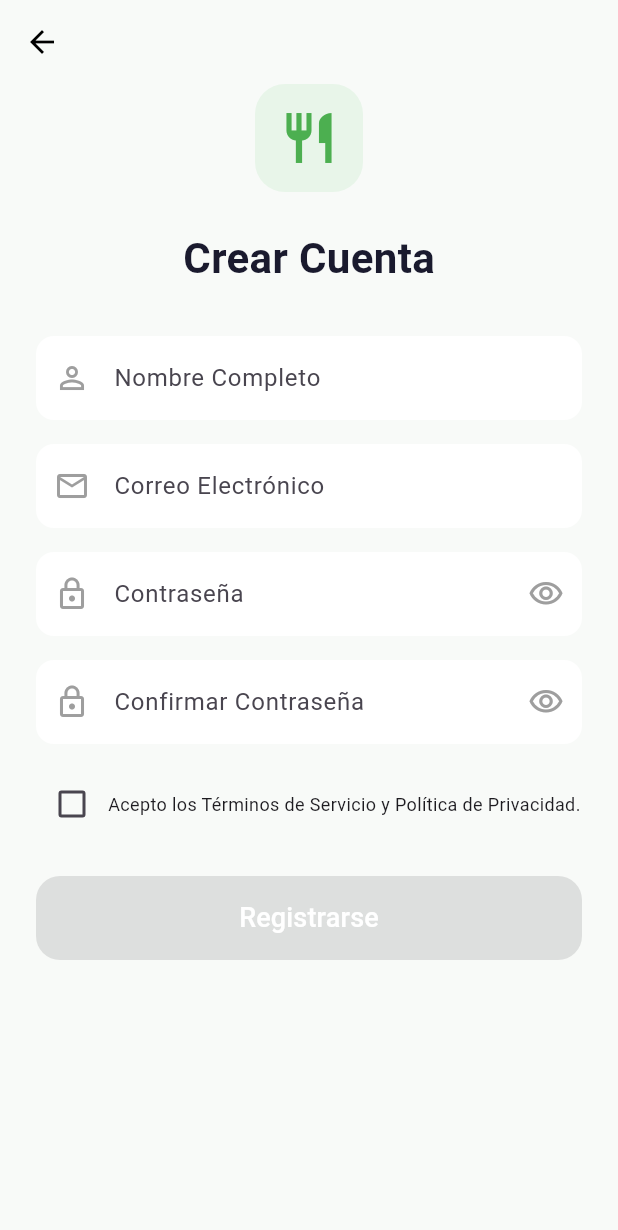
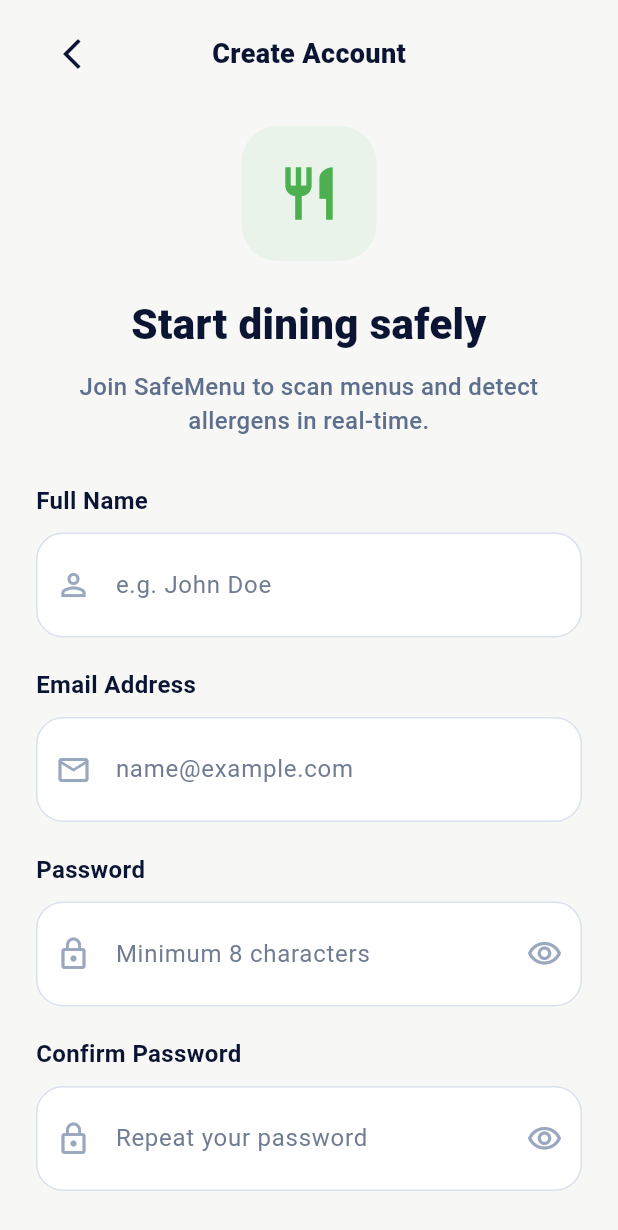
Before and after one commit to DanielARQ/SafeMenu, a Flutter app: the RegisterView screen opened by its route, on a phone screen of 412 x 824 dp. Shown: the top 1230 px of the screen. Run offline on Flutter 3.47's test engine with Material 3 defaults, Android fonts, the phone set to English and light mode, and no system bars; our stand-ins replace camera, cloud_firestore, firebase_auth, firebase_core, google_sign_in, shared_preferences and 1 more; accounts and stored records are empty.

Commit message:
Mejora diseño Register view

```diff
--- a/lib/view/register_view.dart
+++ b/lib/view/register_view.dart
@@ -1,5 +1,6 @@
 import 'package:flutter/material.dart';
 import '../controller/register_controller.dart';
+import '../controller/login_controller.dart';
 
 class RegisterView extends StatefulWidget {
   const RegisterView({super.key});
@@ -9,352 +10,452 @@
 }
 
 class _RegisterViewState extends State<RegisterView> {
-  final _controller = RegisterController();
+  final RegisterController _controller = RegisterController();
+  final LoginController _loginController = LoginController();
 
   final _nameController = TextEditingController();
   final _emailController = TextEditingController();
   final _passwordController = TextEditingController();
   final _confirmController = TextEditingController();
 
-  // Variables para controlar la visibilidad de ambas contraseñas
   bool _obscurePassword = true;
   bool _obscureConfirm = true;
   bool _acceptTerms = false;
-  bool _isLoading = false; // Nueva variable para mostrar carga
+  bool _isLoading = false;
+
+  static const Color green = Color(0xFF4CAF50);
+  static const Color dark = Color(0xFF0B1533);
+  static const Color subtitle = Color(0xFF5E6F8D);
+  static const Color fieldBorder = Color(0xFFD9E1EC);
+  static const Color fieldIcon = Color(0xFF9AA8BF);
+  static const Color bg = Color(0xFFF7F8F6);
 
   @override
-  Widget build(BuildContext context) {
-    return Scaffold(
-      backgroundColor: const Color(0xFFF8FAF8),
-      appBar: AppBar(
-        backgroundColor: Colors.transparent,
-        elevation: 0,
-        leading: const BackButton(color: Colors.black)
-      ),
-      body: SingleChildScrollView(
-        padding: const EdgeInsets.symmetric(horizontal: 24.0),
-        child: Column(
-          children: [
-            // Icono de cubiertos
-            Container(
-              padding: const EdgeInsets.all(16),
-              decoration: BoxDecoration(
-                color: const Color(0xFFE8F5E9),
-                borderRadius: BorderRadius.circular(20)
-              ),
-              child: const Icon(Icons.restaurant, color: Color(0xFF4CAF50), size: 40),
-            ),
-            const SizedBox(height: 24),
-            const Text(
-              "Crear Cuenta",
-              style: TextStyle(fontSize: 28, fontWeight: FontWeight.bold, color: Color(0xFF1A1A2E))
-            ),
-            const SizedBox(height: 32),
-
-            // Campo Nombre
-            _buildNormalField("Nombre Completo", Icons.person_outline, _nameController),
-            const SizedBox(height: 16),
-
-            // Campo Email
-            _buildNormalField("Correo Electrónico", Icons.email_outlined, _emailController),
-            const SizedBox(height: 16),
-
-            // CAMPO CONTRASEÑA 1 (Con ojo)
-            _buildPasswordField(
-              hint: "Contraseña",
-              controller: _passwordController,
-              isObscured: _obscurePassword,
-              onToggle: () => setState(() => _obscurePassword = !_obscurePassword),
-            ),
-            const SizedBox(height: 16),
-
-            // CAMPO CONTRASEÑA 2 (Con ojo)
-            _buildPasswordField(
-              hint: "Confirmar Contraseña",
-              controller: _confirmController,
-              isObscured: _obscureConfirm,
-              onToggle: () => setState(() => _obscureConfirm = !_obscureConfirm),
-            ),
-
-            const SizedBox(height: 16),
-
-            // Checkbox de términos
-            Row(
-              children: [
-                Checkbox(
-                  value: _acceptTerms,
-                  activeColor: const Color(0xFF4CAF50),
-                  onChanged: (val) => setState(() => _acceptTerms = val!),
-                ),
-                const Expanded(
-                  child: Text(
-                    "Acepto los Términos de Servicio y Política de Privacidad.",
-                    style: TextStyle(fontSize: 12)
-                  ),
-                ),
-              ],
-            ),
-            const SizedBox(height: 24),
-
-            _isLoading
-              ? const CircularProgressIndicator(color: Color(0xFF4CAF50))
-              : ElevatedButton(
-                  style: ElevatedButton.styleFrom(
-                    backgroundColor: const Color(0xFF4CAF50),
-                    minimumSize: const Size(double.infinity, 56),
-                    shape: RoundedRectangleBorder(borderRadius: BorderRadius.circular(16)),
-                  ),
-                  onPressed: _acceptTerms ? _handleSignUp : null,
-                  child: const Text("Registrarse", style: TextStyle(color: Colors.white, fontSize: 18)),
-                ),
-          ],
-        ),
-      ),
-    );
+  void dispose() {
+    _nameController.dispose();
+    _emailController.dispose();
+    _passwordController.dispose();
+    _confirmController.dispose();
+    super.dispose();
   }
 
-  // FUNCIÓN DE REGISTRO CORREGIDA
   Future<void> _handleSignUp() async {
     setState(() => _isLoading = true);
 
     try {
-      // .trim() elimina espacios en blanco accidentales que causan el error "badly formatted"
       final name = _nameController.text.trim();
       final email = _emailController.text.trim();
       final password = _passwordController.text;
       final confirm = _confirmController.text;
 
-      bool ok = await _controller.handleRegister(
+      final ok = await _controller.handleRegister(
         name: name,
         email: email,
         password: password,
         confirmPassword: confirm,
       );
 
+      if (!mounted) return;
+
       if (ok) {
-        if (!mounted) return;
         Navigator.pushReplacementNamed(context, '/setup');
       } else {
-        if (!mounted) return;
         _showError("No se pudo completar el registro. Revisa los datos.");
       }
     } catch (e) {
+      if (!mounted) return;
       _showError("Error: ${e.toString()}");
     } finally {
-      if (mounted) setState(() => _isLoading = false);
+      if (mounted) {
+        setState(() => _isLoading = false);
+      }
+    }
+  }
+
+  Future<void> _handleGoogleSignUp() async {
+    setState(() => _isLoading = true);
+
+    try {
+      final ok = await _loginController.signInWithGoogle();
+
+      if (!mounted) return;
+
+      if (ok) {
+        Navigator.pushReplacementNamed(context, '/');
+      } else {
+        _showError("No se pudo registrar con Google.");
+      }
+    } catch (e) {
+      if (!mounted) return;
+      _showError("Error con Google: ${e.toString()}");
+    } finally {
+      if (mounted) {
+        setState(() => _isLoading = false);
+      }
     }
   }
 
   void _showError(String message) {
     ScaffoldMessenger.of(context).showSnackBar(
-      SnackBar(
-        content: Text(message),
-        backgroundColor: Colors.redAccent,
-        behavior: SnackBarBehavior.floating,
+      SnackBar(content: Text(message)),
+    );
+  }
+
+  @override
+  Widget build(BuildContext context) {
+    return Scaffold(
+      backgroundColor: bg,
+      body: SafeArea(
+        child: SingleChildScrollView(
+          padding: const EdgeInsets.fromLTRB(24, 12, 24, 24),
+          child: Column(
+            crossAxisAlignment: CrossAxisAlignment.center,
+            children: [
+              Row(
+                children: [
+                  IconButton(
+                    onPressed: () => Navigator.pop(context),
+                    icon: const Icon(Icons.arrow_back_ios_new, color: dark),
+                  ),
+                  const Expanded(
+                    child: Center(
+                      child: Text(
+                        "Create Account",
+                        style: TextStyle(
+                          color: dark,
+                          fontSize: 18,
+                          fontWeight: FontWeight.w800,
+                        ),
+                      ),
+                    ),
+                  ),
+                  const SizedBox(width: 48),
+                ],
+              ),
+
+              const SizedBox(height: 24),
+
+              Container(
+                width: 90,
+                height: 90,
+                decoration: BoxDecoration(
+                  color: const Color(0xFFEAF3EA),
+                  borderRadius: BorderRadius.circular(24),
+                ),
+                child: const Icon(
+                  Icons.restaurant,
+                  size: 42,
+                  color: green,
+                ),
+              ),
+
+              const SizedBox(height: 26),
+
+              const Text(
+                "Start dining safely",
+                textAlign: TextAlign.center,
+                style: TextStyle(
+                  color: dark,
+                  fontSize: 28,
+                  height: 1.2,
+                  fontWeight: FontWeight.w800,
+                ),
+              ),
+
+              const SizedBox(height: 12),
+
+              const Text(
+                "Join SafeMenu to scan menus and detect\nallergens in real-time.",
+                textAlign: TextAlign.center,
+                style: TextStyle(
+                  color: subtitle,
+                  fontSize: 16,
+                  height: 1.45,
+                  fontWeight: FontWeight.w500,
+                ),
+              ),
+
+              const SizedBox(height: 30),
+
+              _buildLabel("Full Name"),
+              const SizedBox(height: 10),
+              _buildField(
+                controller: _nameController,
+                hint: "e.g. John Doe",
+                icon: Icons.person_outline,
+              ),
+
+              const SizedBox(height: 20),
+
+              _buildLabel("Email Address"),
+              const SizedBox(height: 10),
+              _buildField(
+                controller: _emailController,
+                hint: "name@example.com",
+                icon: Icons.email_outlined,
+                keyboardType: TextInputType.emailAddress,
+              ),
+
+              const SizedBox(height: 20),
+
+              _buildLabel("Password"),
+              const SizedBox(height: 10),
+              _buildPasswordField(
+                controller: _passwordController,
+                hint: "Minimum 8 characters",
+                obscure: _obscurePassword,
+                onToggle: () {
+                  setState(() => _obscurePassword = !_obscurePassword);
+                },
+              ),
+
+              const SizedBox(height: 20),
+
+              _buildLabel("Confirm Password"),
+              const SizedBox(height: 10),
+              _buildPasswordField(
+                controller: _confirmController,
+                hint: "Repeat your password",
+                obscure: _obscureConfirm,
+                onToggle: () {
+                  setState(() => _obscureConfirm = !_obscureConfirm);
+                },
+              ),
+
+              const SizedBox(height: 18),
+
+              Row(
+                crossAxisAlignment: CrossAxisAlignment.start,
+                children: [
+                  Checkbox(
+                    value: _acceptTerms,
+                    activeColor: green,
+                    onChanged: (val) {
+                      setState(() => _acceptTerms = val ?? false);
+                    },
+                  ),
+                  const SizedBox(width: 4),
+                  const Expanded(
+                    child: Padding(
+                      padding: EdgeInsets.only(top: 11),
+                      child: Text.rich(
+                        TextSpan(
+                          text: "By registering, you agree to our ",
+                          style: TextStyle(
+                            color: subtitle,
+                            fontSize: 15,
+                            height: 1.4,
+                          ),
+                          children: [
+                            TextSpan(
+                              text: "Terms of Service",
+                              style: TextStyle(
+                                color: green,
+                                fontWeight: FontWeight.w600,
+                              ),
+                            ),
+                            TextSpan(text: " and "),
+                            TextSpan(
+                              text: "Privacy Policy",
+                              style: TextStyle(
+                                color: green,
+                                fontWeight: FontWeight.w600,
+                              ),
+                            ),
+                            TextSpan(text: "."),
+                          ],
+                        ),
+                      ),
+                    ),
+                  ),
+                ],
+              ),
+
+              const SizedBox(height: 20),
+
+              SizedBox(
+                width: double.infinity,
+                height: 60,
+                child: _isLoading
+                    ? const Center(child: CircularProgressIndicator())
+                    : ElevatedButton(
+                        style: ElevatedButton.styleFrom(
+                          backgroundColor: green,
+                          foregroundColor: Colors.white,
+                          elevation: 8,
+                          shadowColor: green.withOpacity(0.25),
+                          shape: RoundedRectangleBorder(
+                            borderRadius: BorderRadius.circular(18),
+                          ),
+                        ),
+                        onPressed: _acceptTerms ? _handleSignUp : null,
+                        child: const Text(
+                          "Register",
+                          style: TextStyle(
+                            fontSize: 20,
+                            fontWeight: FontWeight.w700,
+                          ),
+                        ),
+                      ),
+              ),
+
+              const SizedBox(height: 30),
+
+              Row(
+                children: const [
+                  Expanded(child: Divider(color: fieldBorder)),
+                  Padding(
+                    padding: EdgeInsets.symmetric(horizontal: 14),
+                    child: Text(
+                      "Or sign up with",
+                      style: TextStyle(
+                        color: subtitle,
+                        fontSize: 15,
+                        fontWeight: FontWeight.w500,
+                      ),
+                    ),
+                  ),
+                  Expanded(child: Divider(color: fieldBorder)),
+                ],
+              ),
+
+              const SizedBox(height: 24),
+
+              SizedBox(
+                width: double.infinity,
+                height: 56,
+                child: OutlinedButton.icon(
+                  style: OutlinedButton.styleFrom(
+                    foregroundColor: dark,
+                    backgroundColor: Colors.white,
+                    side: const BorderSide(color: fieldBorder),
+                    shape: RoundedRectangleBorder(
+                      borderRadius: BorderRadius.circular(18),
+                    ),
+                  ),
+                  onPressed: _handleGoogleSignUp,
+                  icon: const Icon(
+                    Icons.g_mobiledata,
+                    color: Colors.red,
+                    size: 30,
+                  ),
+                  label: const Text(
+                    "Google",
+                    style: TextStyle(
+                      fontSize: 18,
+                      fontWeight: FontWeight.w700,
+                    ),
+                  ),
+                ),
+              ),
+
+              const SizedBox(height: 34),
+
+              GestureDetector(
+                onTap: () => Navigator.pushReplacementNamed(context, '/login'),
+                child: RichText(
+                  text: const TextSpan(
+                    text: "Already have an account? ",
+                    style: TextStyle(
+                      color: subtitle,
+                      fontSize: 16,
+                      fontWeight: FontWeight.w500,
+                    ),
+                    children: [
+                      TextSpan(
+                        text: "Log in",
+                        style: TextStyle(
+                          color: green,
+                          fontWeight: FontWeight.w800,
+                        ),
+                      ),
+                    ],
+                  ),
+                ),
+              ),
+            ],
+          ),
+        ),
       ),
     );
   }
 
-  // Widget para campos de texto normales (Nombre, Email)
-  Widget _buildNormalField(String hint, IconData icon, TextEditingController controller) {
-    return TextField(
-      controller: controller,
-      keyboardType: hint.contains("Correo") ? TextInputType.emailAddress : TextInputType.text,
-      decoration: InputDecoration(
-        hintText: hint,
-        prefixIcon: Icon(icon, color: Colors.grey),
-        filled: true,
-        fillColor: Colors.white,
-        border: OutlineInputBorder(borderRadius: BorderRadius.circular(12), borderSide: BorderSide.none),
+  Widget _buildLabel(String text) {
+    return Align(
+      alignment: Alignment.centerLeft,
+      child: Text(
+        text,
+        style: const TextStyle(
+          color: dark,
+          fontSize: 16,
+          fontWeight: FontWeight.w700,
+        ),
       ),
     );
   }
 
-  // Widget reutilizable para las contraseñas con OJO
+  Widget _buildField({
+    required TextEditingController controller,
+    required String hint,
+    required IconData icon,
+    TextInputType? keyboardType,
+  }) {
+    return Container(
+      decoration: BoxDecoration(
+        color: Colors.white,
+        border: Border.all(color: fieldBorder),
+        borderRadius: BorderRadius.circular(18),
+      ),
+      child: TextField(
+        controller: controller,
+        keyboardType: keyboardType,
+        decoration: InputDecoration(
+          hintText: hint,
+          hintStyle: const TextStyle(
+            color: Color(0xFF6F7C92),
+            fontSize: 16,
+          ),
+          prefixIcon: Icon(icon, color: fieldIcon),
+          border: InputBorder.none,
+          contentPadding: const EdgeInsets.symmetric(vertical: 22),
+        ),
+      ),
+    );
+  }
+
   Widget _buildPasswordField({
+    required TextEditingController controller,
     required String hint,
-    required TextEditingController controller,
-    required bool isObscured,
-    required VoidCallback onToggle
+    required bool obscure,
+    required VoidCallback onToggle,
   }) {
-    return TextField(
-      controller: controller,
-      obscureText: isObscured,
-      decoration: InputDecoration(
-        hintText: hint,
-        prefixIcon: const Icon(Icons.lock_outline, color: Colors.grey),
-        filled: true,
-        fillColor: Colors.white,
-        border: OutlineInputBorder(borderRadius: BorderRadius.circular(12), borderSide: BorderSide.none),
-        suffixIcon: IconButton(
-          icon: Icon(
-            isObscured ? Icons.visibility_outlined : Icons.visibility_off_outlined,
-            color: Colors.grey,
+    return Container(
+      decoration: BoxDecoration(
+        color: Colors.white,
+        border: Border.all(color: fieldBorder),
+        borderRadius: BorderRadius.circular(18),
+      ),
+      child: TextField(
+        controller: controller,
+        obscureText: obscure,
+        decoration: InputDecoration(
+          hintText: hint,
+          hintStyle: const TextStyle(
+            color: Color(0xFF6F7C92),
+            fontSize: 16,
           ),
-          onPressed: onToggle,
+          prefixIcon: const Icon(Icons.lock_outline, color: fieldIcon),
+          suffixIcon: IconButton(
+            onPressed: onToggle,
+            icon: Icon(
+              obscure ? Icons.visibility_outlined : Icons.visibility_off_outlined,
+              color: fieldIcon,
+            ),
+          ),
+          border: InputBorder.none,
+          contentPadding: const EdgeInsets.symmetric(vertical: 22),
         ),
       ),
     );
   }
 }
-/*import 'package:flutter/material.dart';
-import '../controller/register_controller.dart';
-
-class RegisterView extends StatefulWidget {
-  const RegisterView({super.key});
-
-  @override
-  State<RegisterView> createState() => _RegisterViewState();
-}
-
-class _RegisterViewState extends State<RegisterView> {
-  final _controller = RegisterController();
-
-  final _nameController = TextEditingController();
-  final _emailController = TextEditingController();
-  final _passwordController = TextEditingController();
-  final _confirmController = TextEditingController();
-
-  // Variables para controlar la visibilidad de ambas contraseñas
-  bool _obscurePassword = true;
-  bool _obscureConfirm = true;
-  bool _acceptTerms = false;
-
-  @override
-  Widget build(BuildContext context) {
-    return Scaffold(
-      backgroundColor: const Color(0xFFF8FAF8),
-      appBar: AppBar(
-        backgroundColor: Colors.transparent,
-        elevation: 0,
-        leading: const BackButton(color: Colors.black)
-      ),
-      body: SingleChildScrollView(
-        padding: const EdgeInsets.symmetric(horizontal: 24.0),
-        child: Column(
-          children: [
-            // Icono de cubiertos
-            Container(
-              padding: const EdgeInsets.all(16),
-              decoration: BoxDecoration(
-                color: const Color(0xFFE8F5E9),
-                borderRadius: BorderRadius.circular(20)
-              ),
-              child: const Icon(Icons.restaurant, color: Color(0xFF4CAF50), size: 40),
-            ),
-            const SizedBox(height: 24),
-            const Text(
-              "Crear Cuenta",
-              style: TextStyle(fontSize: 28, fontWeight: FontWeight.bold, color: Color(0xFF1A1A2E))
-            ),
-            const SizedBox(height: 32),
-
-            // Campo Nombre
-            _buildNormalField("Nombre Completo", Icons.person_outline, _nameController),
-            const SizedBox(height: 16),
-
-            // Campo Email
-            _buildNormalField("Correo Electrónico", Icons.email_outlined, _emailController),
-            const SizedBox(height: 16),
-
-            // CAMPO CONTRASEÑA 1 (Con ojo)
-            _buildPasswordField(
-              hint: "Contraseña",
-              controller: _passwordController,
-              isObscured: _obscurePassword,
-              onToggle: () => setState(() => _obscurePassword = !_obscurePassword),
-            ),
-            const SizedBox(height: 16),
-
-            // CAMPO CONTRASEÑA 2 (Con ojo)
-            _buildPasswordField(
-              hint: "Confirmar Contraseña",
-              controller: _confirmController,
-              isObscured: _obscureConfirm,
-              onToggle: () => setState(() => _obscureConfirm = !_obscureConfirm),
-            ),
-
-            const SizedBox(height: 16),
-
-            // Checkbox de términos
-            Row(
-              children: [
-                Checkbox(
-                  value: _acceptTerms,
-                  activeColor: const Color(0xFF4CAF50),
-                  onChanged: (val) => setState(() => _acceptTerms = val!),
-                ),
-                const Expanded(
-                  child: Text(
-                    "Acepto los Términos de Servicio y Política de Privacidad.",
-                    style: TextStyle(fontSize: 12)
-                  ),
-                ),
-              ],
-            ),
-            const SizedBox(height: 24),
-
-            ElevatedButton(
-              style: ElevatedButton.styleFrom(
-                backgroundColor: const Color(0xFF4CAF50),
-                minimumSize: const Size(double.infinity, 56),
-                shape: RoundedRectangleBorder(borderRadius: BorderRadius.circular(16)),
-              ),
-              onPressed: _acceptTerms ? () async {
-                bool ok = await _controller.handleRegister(
-                  name: _nameController.text,
-                  email: _emailController.text,
-                  password: _passwordController.text,
-                  confirmPassword: _confirmController.text,
-                );
-                if (ok) Navigator.pushReplacementNamed(context, '/setup');
-              } : null,
-              child: const Text("Registrarse", style: TextStyle(color: Colors.white, fontSize: 18)),
-            ),
-          ],
-        ),
-      ),
-    );
-  }
-
-  // Widget para campos de texto normales (Nombre, Email)
-  Widget _buildNormalField(String hint, IconData icon, TextEditingController controller) {
-    return TextField(
-      controller: controller,
-      decoration: InputDecoration(
-        hintText: hint,
-        prefixIcon: Icon(icon, color: Colors.grey),
-        filled: true,
-        fillColor: Colors.white,
-        border: OutlineInputBorder(borderRadius: BorderRadius.circular(12), borderSide: BorderSide.none),
-      ),
-    );
-  }
-
-  // Widget reutilizable para las contraseñas con OJO
-  Widget _buildPasswordField({
-    required String hint,
-    required TextEditingController controller,
-    required bool isObscured,
-    required VoidCallback onToggle
-  }) {
-    return TextField(
-      controller: controller,
-      obscureText: isObscured,
-      decoration: InputDecoration(
-        hintText: hint,
-        prefixIcon: const Icon(Icons.lock_outline, color: Colors.grey),
-        filled: true,
-        fillColor: Colors.white,
-        border: OutlineInputBorder(borderRadius: BorderRadius.circular(12), borderSide: BorderSide.none),
-        suffixIcon: IconButton(
-          icon: Icon(
-            isObscured ? Icons.visibility_outlined : Icons.visibility_off_outlined,
-            color: Colors.grey,
-          ),
-          onPressed: onToggle,
-        ),
-      ),
-    );
-  }
-}*/
```
